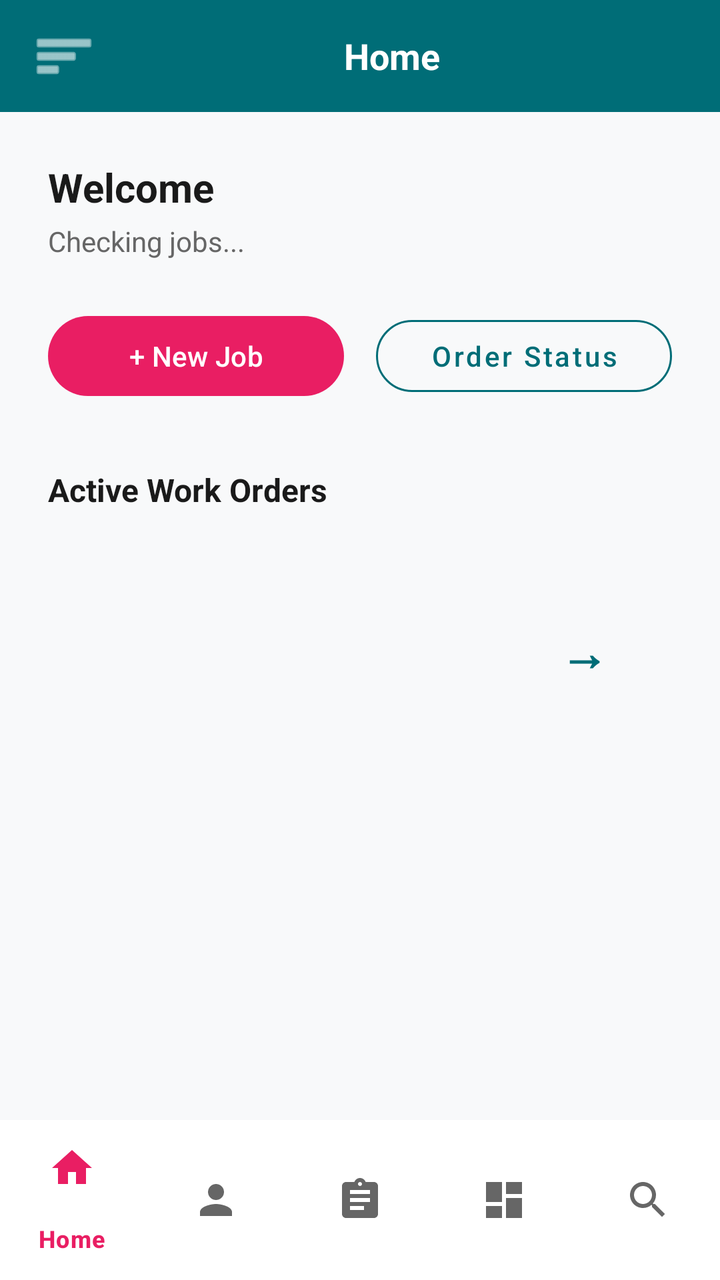
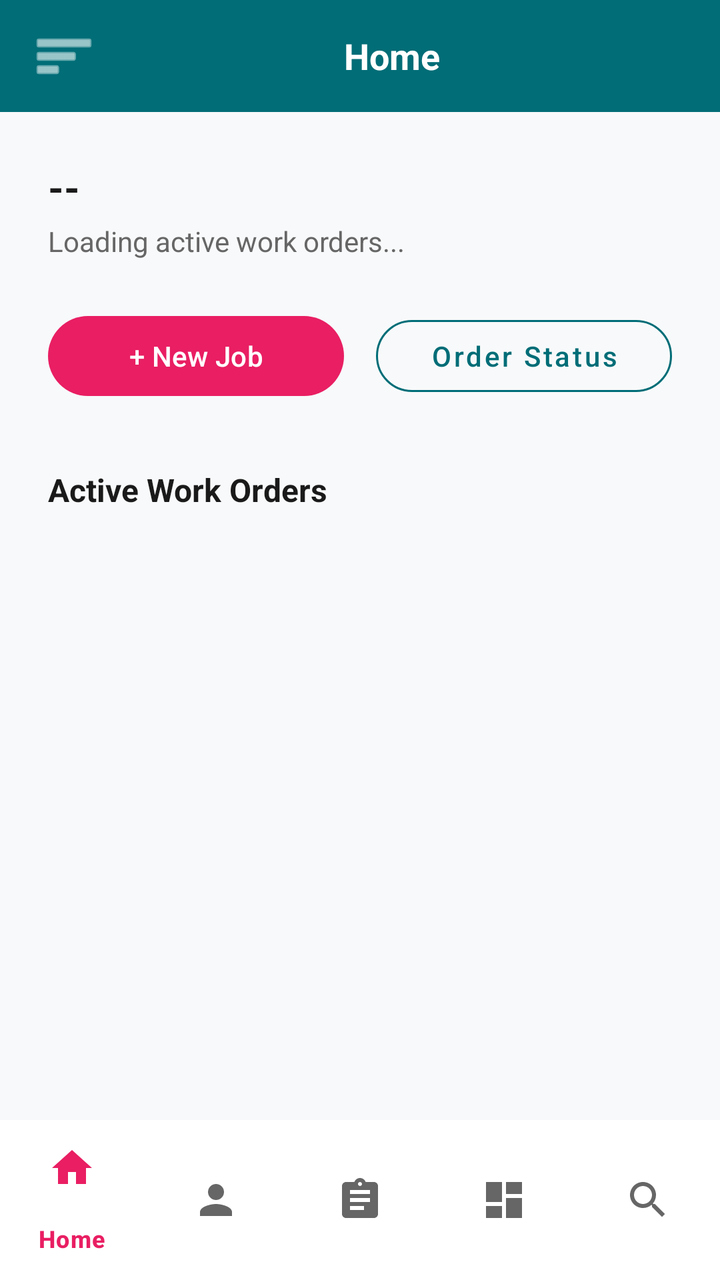

An Android layout rendered at two revisions. The XML below is the earlier revision; the diff shows what the commit changed to produce the second picture.
<!-- AndroidManifest.xml: application theme Theme.WorkspaceWizards -->
<!-- res/layout/activity_main.xml -->
<?xml version="1.0" encoding="utf-8"?>
<androidx.drawerlayout.widget.DrawerLayout xmlns:android="http://schemas.android.com/apk/res/android"
    xmlns:app="http://schemas.android.com/apk/res-auto"
    xmlns:tools="http://schemas.android.com/tools"
    android:id="@+id/drawer_layout"
    android:layout_width="match_parent"
    android:layout_height="match_parent"
    tools:openDrawer="start">

    
    <RelativeLayout
        android:layout_width="match_parent"
        android:layout_height="match_parent"
        android:background="@color/bg_light">

        
        <LinearLayout
            android:id="@+id/header_bar"
            android:layout_width="match_parent"
            android:layout_height="56dp"
            android:background="@color/teal_primary"
            android:gravity="center_vertical"
            android:orientation="horizontal"
            android:paddingHorizontal="16dp">

            <ImageView
                android:id="@+id/btn_menu"
                android:layout_width="32dp"
                android:layout_height="32dp"
                android:clickable="true"
                android:contentDescription="Open Menu"
                android:focusable="true"
                android:src="@android:drawable/ic_menu_sort_by_size"
                app:tint="@android:color/white" />

            <TextView
                android:layout_width="0dp"
                android:layout_height="wrap_content"
                android:layout_weight="1"
                android:gravity="center"
                android:text="Home"
                android:textColor="@android:color/white"
                android:textSize="18sp"
                android:textStyle="bold" />
        </LinearLayout>

        
        <ScrollView
            android:layout_width="match_parent"
            android:layout_height="match_parent"
            android:layout_above="@+id/bottom_navigation"
            android:layout_below="@id/header_bar"
            android:fillViewport="true">

            <LinearLayout
                android:layout_width="match_parent"
                android:layout_height="wrap_content"
                android:orientation="vertical"
                android:padding="24dp">

                
                <TextView
                    android:id="@+id/tvUserGreeting"
                    android:layout_width="wrap_content"
                    android:layout_height="wrap_content"
                    android:text="Welcome"
                    android:textColor="@color/text_primary"
                    android:textSize="20sp"
                    android:textStyle="bold" />

                <TextView
                    android:id="@+id/tvJobStatusSummary"
                    android:layout_width="wrap_content"
                    android:layout_height="wrap_content"
                    android:layout_marginTop="4dp"
                    android:text="Checking jobs..."
                    android:textColor="@color/text_secondary"
                    android:textSize="14sp" />

                
                <LinearLayout
                    android:layout_width="match_parent"
                    android:layout_height="wrap_content"
                    android:layout_marginTop="24dp"
                    android:orientation="horizontal">

                    <com.google.android.material.button.MaterialButton
                        android:id="@+id/btnNewJob"
                        android:layout_width="0dp"
                        android:layout_height="wrap_content"
                        android:layout_marginEnd="8dp"
                        android:layout_weight="1"
                        android:text="+ New Job"
                        android:textAllCaps="false"
                        android:textColor="@android:color/white"
                        app:backgroundTint="#E91E63"
                        app:cornerRadius="24dp" />

                    <com.google.android.material.button.MaterialButton
                        android:id="@+id/btnOrderStatus"
                        style="@style/Widget.MaterialComponents.Button.OutlinedButton"
                        android:layout_width="0dp"
                        android:layout_height="wrap_content"
                        android:layout_marginStart="8dp"
                        android:layout_weight="1"
                        android:text="Order Status"
                        android:textAllCaps="false"
                        android:textColor="@color/teal_primary"
                        app:cornerRadius="24dp"
                        app:strokeColor="@color/teal_primary" />
                </LinearLayout>

                
                <TextView
                    android:layout_width="wrap_content"
                    android:layout_height="wrap_content"
                    android:layout_marginTop="32dp"
                    android:text="Active Work Orders"
                    android:textColor="@color/text_primary"
                    android:textSize="16sp"
                    android:textStyle="bold" />

                
                <FrameLayout
                    android:layout_width="match_parent"
                    android:layout_height="wrap_content"
                    android:layout_marginTop="12dp">

                    <androidx.recyclerview.widget.RecyclerView
                        android:id="@+id/rvActiveWorkOrders"
                        android:layout_width="match_parent"
                        android:layout_height="wrap_content"
                        android:nestedScrollingEnabled="false"
                        tools:listitem="@android:layout/simple_list_item_1" />

                    
                    <LinearLayout
                        android:id="@+id/layoutEmptyState"
                        android:layout_width="match_parent"
                        android:layout_height="wrap_content"
                        android:gravity="center"
                        android:orientation="vertical"
                        android:padding="32dp"
                        android:visibility="gone">

                        <ImageView
                            android:layout_width="64dp"
                            android:layout_height="64dp"
                            android:contentDescription="@null"
                            android:src="@drawable/ic_tasks"
                            app:tint="@color/grey_text" />

                        <TextView
                            android:layout_width="wrap_content"
                            android:layout_height="wrap_content"
                            android:layout_marginTop="16dp"
                            android:gravity="center"
                            android:text="No active work orders found"
                            android:textColor="@color/text_primary"
                            android:textSize="16sp"
                            android:textStyle="bold" />

                        <TextView
                            android:layout_width="wrap_content"
                            android:layout_height="wrap_content"
                            android:layout_marginTop="4dp"
                            android:gravity="center"
                            android:text="Create a new job to get started"
                            android:textColor="@color/text_secondary"
                            android:textSize="14sp" />
                    </LinearLayout>
                </FrameLayout>

                
                <com.google.android.material.button.MaterialButton
                    android:id="@+id/btnNextPreview"
                    style="@style/Widget.MaterialComponents.Button.TextButton"
                    android:layout_width="wrap_content"
                    android:layout_height="wrap_content"
                    android:layout_gravity="end"
                    android:layout_marginTop="32dp"
                    android:text="→"
                    android:textColor="@color/teal_primary"
                    android:textSize="24sp"
                    android:textStyle="bold" />

            </LinearLayout>
        </ScrollView>

        
        <com.google.android.material.bottomnavigation.BottomNavigationView
            android:id="@+id/bottom_navigation"
            android:layout_width="match_parent"
            android:layout_height="wrap_content"
            android:layout_alignParentBottom="true"
            android:background="@android:color/white"
            app:itemIconTint="@color/bottom_nav_colors"
            app:itemTextColor="@color/bottom_nav_colors"
            app:menu="@menu/bottom_nav_menu" />

    </RelativeLayout>

    
    <com.google.android.material.navigation.NavigationView
        android:id="@+id/navigation_view"
        android:layout_width="wrap_content"
        android:layout_height="match_parent"
        android:layout_gravity="start"
        android:background="@color/drawer_bg"
        app:headerLayout="@layout/nav_header"
        app:itemIconTint="@android:color/white"
        app:itemTextColor="@android:color/white"
        app:menu="@menu/drawer_menu" />

</androidx.drawerlayout.widget.DrawerLayout>
<!-- res/layout/nav_header.xml (included above) -->
<?xml version="1.0" encoding="utf-8"?>
<LinearLayout xmlns:android="http://schemas.android.com/apk/res/android"
    android:layout_width="match_parent"
    android:layout_height="160dp"
    android:background="@color/drawer_bg"
    android:gravity="bottom"
    android:orientation="vertical"
    android:padding="16dp"
    android:theme="@style/ThemeOverlay.AppCompat.Dark">

    <TextView
        android:layout_width="match_parent"
        android:layout_height="wrap_content"
        android:text="Workspace Wizards"
        android:textAppearance="@style/TextAppearance.AppCompat.Body1"
        android:textSize="20sp"
        android:textStyle="bold"
        android:textColor="@android:color/white"/>

    <TextView
        android:layout_width="wrap_content"
        android:layout_height="wrap_content"
        android:text="Field Crew Portal"
        android:textColor="#B2DFDB"
        android:textSize="14sp" />

</LinearLayout>
<!-- resources referenced by this layout -->
<resources>
  <color name="bg_light">#F8F9FA</color>
  <color name="drawer_bg">#005B66</color>
  <color name="grey_text">#999999</color>
  <color name="teal_primary">#006D77</color>
  <color name="text_primary">#1A1A1A</color>
  <color name="text_secondary">#666666</color>
  <!-- drawable ic_tasks (drawable) -->
  <vector xmlns:android="http://schemas.android.com/apk/res/android"
      android:width="24dp"
      android:height="24dp"
      android:viewportWidth="24"
      android:viewportHeight="24">
      <path
          android:fillColor="#FF000000"
          android:pathData="M19,3h-4.18C14.4,1.84 13.3,1 12,1c-1.3,0 -2.4,0.84 -2.82,2H5C3.9,3 3,3.9 3,5v14c0,1.1 0.9,2 2,2h14c1.1,0 2,-0.9 2,-2V5C21,3.9 20.1,3 19,3zM12,3c0.55,0 1,0.45 1,1s-0.45,1 -1,1s-1,-0.45 -1,-1s0.45,-1 1,-1zM14,17H7v-2h7v2zM17,13H7v-2h10v2zM17,9H7V7h10v2z" />
  </vector>
  <style name="Theme.WorkspaceWizards" parent="Base.Theme.WorkspaceWizards" />
  <style name="Base.Theme.WorkspaceWizards" parent="Theme.Material3.DayNight.NoActionBar">
          
          
      </style>
</resources>

<!-- the commit's change to res/layout/activity_main.xml (unified diff, before → after) -->
@@ -63,7 +63,7 @@
                     android:id="@+id/tvUserGreeting"
                     android:layout_width="wrap_content"
                     android:layout_height="wrap_content"
-                    android:text="Welcome"
+                    android:text="@string/main_default_greeting"
                     android:textColor="@color/text_primary"
                     android:textSize="20sp"
                     android:textStyle="bold" />
@@ -73,7 +73,7 @@
                     android:layout_width="wrap_content"
                     android:layout_height="wrap_content"
                     android:layout_marginTop="4dp"
-                    android:text="Checking jobs..."
+                    android:text="@string/main_loading_jobs"
                     android:textColor="@color/text_secondary"
                     android:textSize="14sp" />
 
@@ -170,19 +170,6 @@
                             android:textSize="14sp" />
                     </LinearLayout>
                 </FrameLayout>
-
-                
-                <com.google.android.material.button.MaterialButton
-                    android:id="@+id/btnNextPreview"
-                    style="@style/Widget.MaterialComponents.Button.TextButton"
-                    android:layout_width="wrap_content"
-                    android:layout_height="wrap_content"
-                    android:layout_gravity="end"
-                    android:layout_marginTop="32dp"
-                    android:text="→"
-                    android:textColor="@color/teal_primary"
-                    android:textSize="24sp"
-                    android:textStyle="bold" />
 
             </LinearLayout>
         </ScrollView>
<!-- resource entries referenced after the edit -->
@@ -16,6 +16,8 @@
           android:fillColor="#FF000000"
           android:pathData="M19,3h-4.18C14.4,1.84 13.3,1 12,1c-1.3,0 -2.4,0.84 -2.82,2H5C3.9,3 3,3.9 3,5v14c0,1.1 0.9,2 2,2h14c1.1,0 2,-0.9 2,-2V5C21,3.9 20.1,3 19,3zM12,3c0.55,0 1,0.45 1,1s-0.45,1 -1,1s-1,-0.45 -1,-1s0.45,-1 1,-1zM14,17H7v-2h7v2zM17,13H7v-2h10v2zM17,9H7V7h10v2z" />
   </vector>
+  <string name="main_default_greeting">--</string>
+  <string name="main_loading_jobs">Loading active work orders...</string>
   <style name="Theme.WorkspaceWizards" parent="Base.Theme.WorkspaceWizards" />
   <style name="Base.Theme.WorkspaceWizards" parent="Theme.Material3.DayNight.NoActionBar">
           
